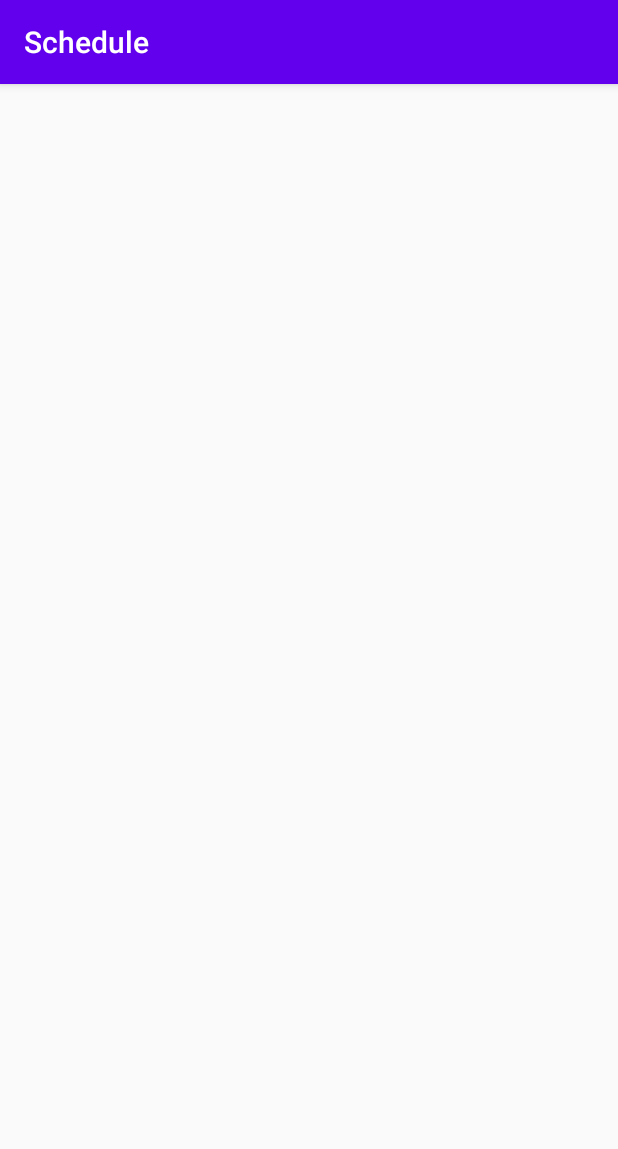
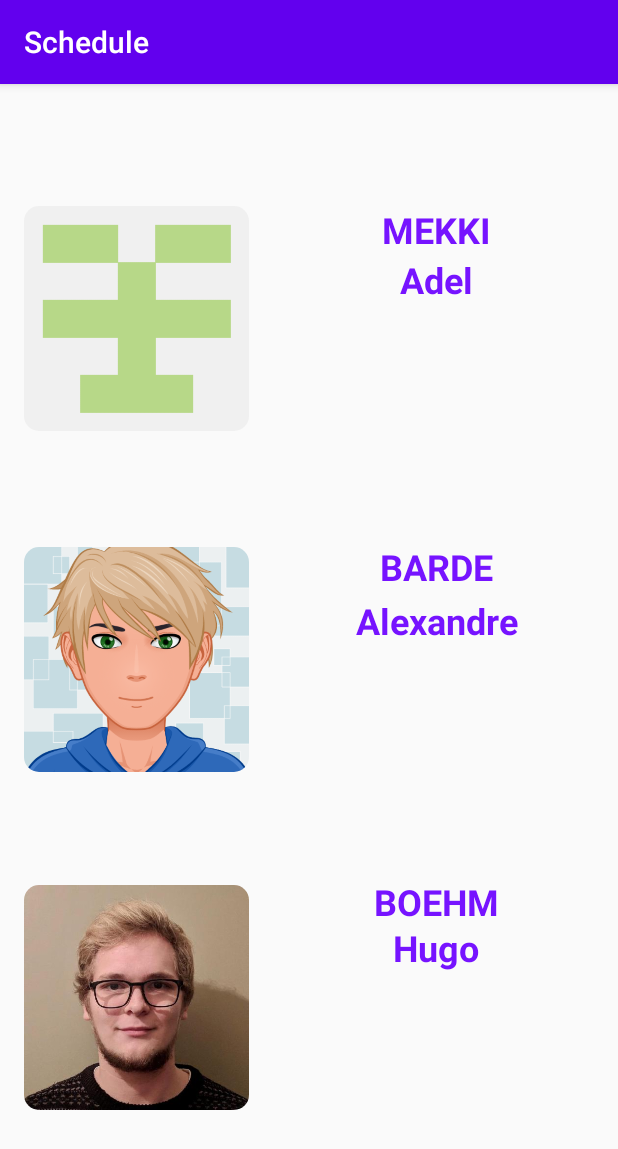
Before and after one commit to AlexandreBarde/ScheduleMobile, an Android app: the Activity_a_propos screen opened directly, with no data from a screen before it, on a phone screen of 412 x 824 dp. Shown: the top 1149 px of the screen. Run offline under Robolectric (Android 15) with nearby library versions, the phone set to English and light mode, and no system bars.

Commit message:
ajout des profils

```diff
--- a/Schedule/app/src/main/java/fr/ynov/schedule/Activity_a_propos.java
+++ b/Schedule/app/src/main/java/fr/ynov/schedule/Activity_a_propos.java
@@ -1,14 +1,26 @@
 package fr.ynov.schedule;
 
+import android.os.Bundle;
+import android.widget.ImageView;
+
 import androidx.appcompat.app.AppCompatActivity;
-
-import android.os.Bundle;
 
 public class Activity_a_propos extends AppCompatActivity {
 
     @Override
-    protected void onCreate(Bundle savedInstanceState) {
+    protected void onCreate(Bundle savedInstanceState)
+    {
         super.onCreate(savedInstanceState);
         setContentView(R.layout.activity_a_propos);
+
+        ImageView alexandre = findViewById(R.id.image_alexandre);
+        ImageView hugo = findViewById(R.id.image_hugo);
+        ImageView adel = findViewById(R.id.image_adel);
+
+        alexandre.setClipToOutline(true);
+        hugo.setClipToOutline(true);
+        adel.setClipToOutline(true);
+
+
     }
 }
--- /dev/null
+++ b/Schedule/app/src/main/res/drawable/round_outline.xml
@@ -0,0 +1,4 @@
+<shape xmlns:android="http://schemas.android.com/apk/res/android"
+    android:shape="rectangle">
+    <corners android:radius="10dp" />
+</shape>
--- a/Schedule/app/src/main/res/layout/activity_a_propos.xml
+++ b/Schedule/app/src/main/res/layout/activity_a_propos.xml
@@ -6,4 +6,141 @@
     android:layout_height="match_parent"
     tools:context=".Activity_a_propos">
 
+
+    <ImageView
+        android:id="@+id/image_adel"
+        android:layout_width="150dp"
+        android:layout_height="150dp"
+        android:background="@drawable/round_outline"
+        app:layout_constraintBottom_toBottomOf="parent"
+        app:layout_constraintEnd_toEndOf="parent"
+        app:layout_constraintHorizontal_bias="0.061"
+        app:layout_constraintStart_toStartOf="parent"
+        app:layout_constraintTop_toTopOf="parent"
+        app:layout_constraintVertical_bias="0.132"
+        app:srcCompat="@drawable/adel" />
+
+    <ImageView
+        android:id="@+id/image_alexandre"
+        android:layout_width="150dp"
+        android:layout_height="150dp"
+        android:background="@drawable/round_outline"
+        app:layout_constraintBottom_toBottomOf="parent"
+        app:layout_constraintEnd_toEndOf="parent"
+        app:layout_constraintHorizontal_bias="0.061"
+        app:layout_constraintStart_toStartOf="parent"
+        app:layout_constraintTop_toTopOf="parent"
+        app:layout_constraintVertical_bias="0.499"
+        app:srcCompat="@drawable/alexandre" />
+
+    <ImageView
+        android:id="@+id/image_hugo"
+        android:layout_width="150dp"
+        android:layout_height="150dp"
+        android:background="@drawable/round_outline"
+        android:cropToPadding="false"
+        app:layout_constraintBottom_toBottomOf="parent"
+        app:layout_constraintEnd_toEndOf="parent"
+        app:layout_constraintHorizontal_bias="0.061"
+        app:layout_constraintStart_toStartOf="parent"
+        app:layout_constraintTop_toTopOf="parent"
+        app:layout_constraintVertical_bias="0.864"
+        app:srcCompat="@drawable/hugo" />
+
+    <TextView
+        android:id="@+id/pres_adel"
+        android:layout_width="156dp"
+        android:layout_height="49dp"
+        android:text="MEKKI"
+        android:textAlignment="center"
+        android:textColor="@color/colorAccent"
+        android:textSize="24sp"
+        android:textStyle="bold"
+        app:layout_constraintBottom_toBottomOf="parent"
+        app:layout_constraintEnd_toEndOf="parent"
+        app:layout_constraintHorizontal_bias="0.831"
+        app:layout_constraintStart_toStartOf="parent"
+        app:layout_constraintTop_toTopOf="parent"
+        app:layout_constraintVertical_bias="0.112" />
+
+    <TextView
+        android:id="@+id/pres_adel5"
+        android:layout_width="156dp"
+        android:layout_height="49dp"
+        android:text="Adel"
+        android:textAlignment="center"
+        android:textColor="@color/colorAccent"
+        android:textSize="24sp"
+        android:textStyle="bold"
+        app:layout_constraintBottom_toBottomOf="parent"
+        app:layout_constraintEnd_toEndOf="parent"
+        app:layout_constraintHorizontal_bias="0.831"
+        app:layout_constraintStart_toStartOf="parent"
+        app:layout_constraintTop_toTopOf="parent"
+        app:layout_constraintVertical_bias="0.159" />
+
+    <TextView
+        android:id="@+id/pres_adel2"
+        android:layout_width="156dp"
+        android:layout_height="49dp"
+        android:text="BARDE"
+        android:textAlignment="center"
+        android:textColor="@color/colorAccent"
+        android:textSize="24sp"
+        android:textStyle="bold"
+        app:layout_constraintBottom_toBottomOf="parent"
+        app:layout_constraintEnd_toEndOf="parent"
+        app:layout_constraintHorizontal_bias="0.831"
+        app:layout_constraintStart_toStartOf="parent"
+        app:layout_constraintTop_toTopOf="parent"
+        app:layout_constraintVertical_bias="0.425" />
+
+    <TextView
+        android:id="@+id/pres_adel4"
+        android:layout_width="156dp"
+        android:layout_height="49dp"
+        android:text="Alexandre"
+        android:textAlignment="center"
+        android:textColor="@color/colorAccent"
+        android:textSize="24sp"
+        android:textStyle="bold"
+        app:layout_constraintBottom_toBottomOf="parent"
+        app:layout_constraintEnd_toEndOf="parent"
+        app:layout_constraintHorizontal_bias="0.831"
+        app:layout_constraintStart_toStartOf="parent"
+        app:layout_constraintTop_toTopOf="parent"
+        app:layout_constraintVertical_bias="0.475" />
+
+    <TextView
+        android:id="@+id/pres_adel3"
+        android:layout_width="156dp"
+        android:layout_height="49dp"
+        android:text="BOEHM"
+        android:textAlignment="center"
+        android:textColor="@color/colorAccent"
+        android:textSize="24sp"
+        android:textStyle="bold"
+        app:layout_constraintBottom_toBottomOf="parent"
+        app:layout_constraintEnd_toEndOf="parent"
+        app:layout_constraintHorizontal_bias="0.831"
+        app:layout_constraintStart_toStartOf="parent"
+        app:layout_constraintTop_toTopOf="parent"
+        app:layout_constraintVertical_bias="0.736" />
+
+    <TextView
+        android:id="@+id/pres_adel6"
+        android:layout_width="156dp"
+        android:layout_height="49dp"
+        android:text="Hugo"
+        android:textAlignment="center"
+        android:textColor="@color/colorAccent"
+        android:textSize="24sp"
+        android:textStyle="bold"
+        app:layout_constraintBottom_toBottomOf="parent"
+        app:layout_constraintEnd_toEndOf="parent"
+        app:layout_constraintHorizontal_bias="0.831"
+        app:layout_constraintStart_toStartOf="parent"
+        app:layout_constraintTop_toTopOf="parent"
+        app:layout_constraintVertical_bias="0.778" />
+
 </androidx.constraintlayout.widget.ConstraintLayout>
```
Also changed, not shown: Schedule/app/src/main/res/drawable/adel.png (added), Schedule/app/src/main/res/drawable/alexandre.png (added), Schedule/app/src/main/res/drawable/github.png (added), Schedule/app/src/main/res/drawable/hugo.jpg (added).
